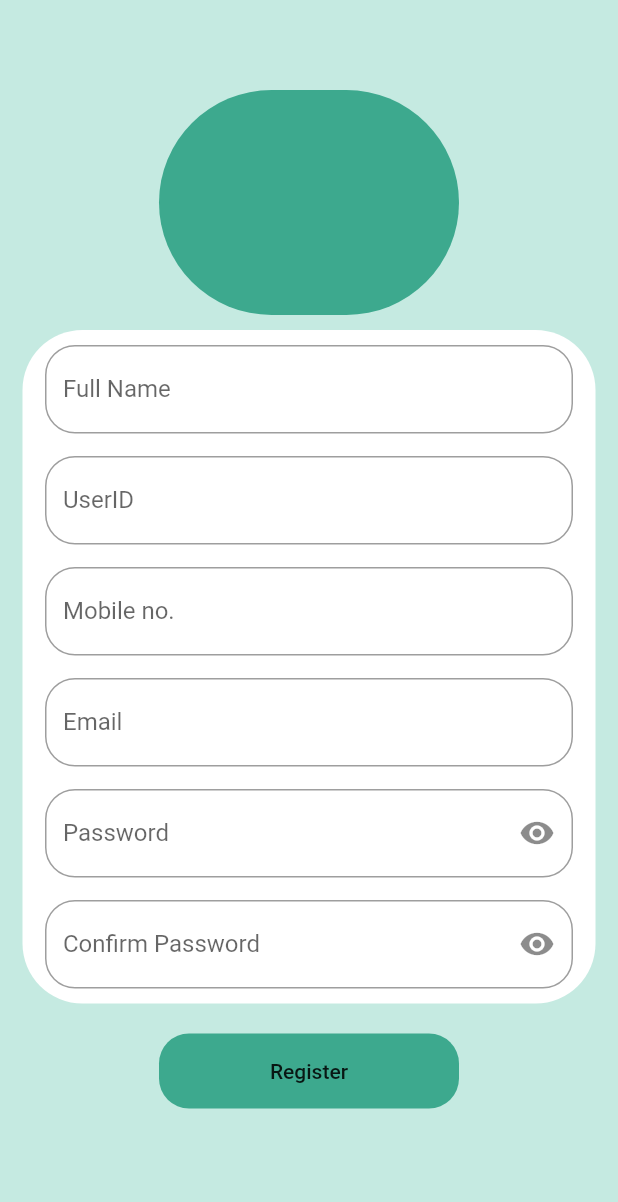
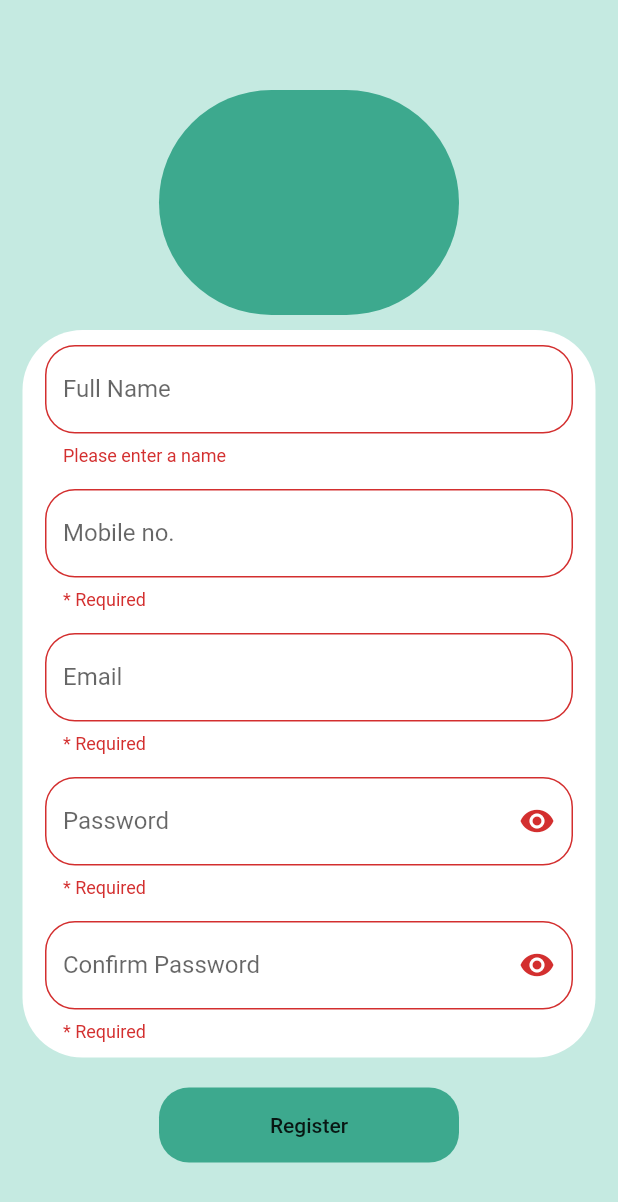
Before and after one commit to abs12seth/sample, a Flutter app: the CreateAccount screen opened by its route, after a tap on "Register", on a phone screen of 412 x 824 dp. Shown: the top 1202 px of the screen. Run offline on Flutter 3.47's test engine with Material 2 defaults, Android fonts, the phone set to English and light mode, and no system bars; our stand-ins replace form_field_validator, sqflite; accounts and stored records are empty.

Commit message:
Added Validators

```diff
--- a/lib/createaccount.dart
+++ b/lib/createaccount.dart
@@ -1,8 +1,11 @@
+
+
 import 'package:co_win/database.dart';
 import 'package:co_win/databaseapp.dart';
 import 'package:co_win/users.dart';
 import 'package:flutter/cupertino.dart';
 import 'package:flutter/material.dart';
+import 'package:form_field_validator/form_field_validator.dart';
 
 class CreateAccount extends StatefulWidget{
   @override
@@ -14,6 +17,7 @@
 class CreateState extends State<CreateAccount>{
   bool isHidden = true;
   bool _isHiiden = true;
+  final _formkey = GlobalKey<FormState>();
   final name = TextEditingController();
   final user_name = TextEditingController();
   final mobile = TextEditingController();
@@ -27,12 +31,14 @@
     return Scaffold(
       backgroundColor: Color.fromRGBO(197, 234, 225, 50),
       body: SingleChildScrollView(
+        child: Form(
+          key: _formkey,
+          autovalidateMode: AutovalidateMode.always,
         child: Column(
           children: <Widget>[
             Padding(padding: const EdgeInsets.only(top: 60.0),
               child: Center(
                 child: Container(
-
                     width: 200,
                     height: 150,
                     decoration: BoxDecoration(
@@ -54,7 +60,13 @@
                     mainAxisSize: MainAxisSize.max,
                     children: [
                       Padding(padding: EdgeInsets.only(left: 15,right: 15, top: 10,bottom: 0.0),
-                        child: TextField(
+                        child: TextFormField(
+                          validator: (value){
+                            if(value == null || value.isEmpty){
+                              return 'Please enter a name';
+                            }
+                            return null;
+                          },
                           controller: name,
                           decoration: InputDecoration(
                             border:OutlineInputBorder(
@@ -62,24 +74,19 @@
                             ),
                             labelText: 'Full Name',
                             hintText: 'e.g. - Abhishek Seth',
+                            helperText: "",
                           ),
                         ),
                       ),
                       Padding(padding: EdgeInsets.only(left: 15,right: 15,top: 15,bottom: 0),
-                        child: TextField(
-                          controller: user_name,
-                          decoration: InputDecoration(
-                              border: OutlineInputBorder(
-                                borderRadius: BorderRadius.circular(20.0),
-                              ),
-                              labelText: 'UserID',
-                              hintText: 'e.g., absseth12'
-                          ),
-                        ),
-                      ),
-                      Padding(padding: EdgeInsets.only(left: 15,right: 15,top: 15,bottom: 0),
-                        child: TextField(
+                        child: TextFormField(
                           controller: mobile,
+                          validator: MultiValidator([
+                            RequiredValidator(errorText: "* Required"),
+                            MinLengthValidator(10, errorText: "Phone no. should be of 10 digits"),
+                            MaxLengthValidator(10, errorText: "Phone no. should be of 10 digits"),
+                            //PatternValidator(r'(@"^\d{10}$")', errorText: "Enter a valid phone number")
+                          ]),
                           decoration: InputDecoration(
                               border: OutlineInputBorder(
                                 borderRadius: BorderRadius.circular(20.0),
@@ -90,7 +97,12 @@
                         ),
                       ),
                       Padding(padding: EdgeInsets.only(left: 15,right: 15,top: 15,bottom: 0),
-                        child: TextField(
+                        child: TextFormField(
+                          autovalidateMode: AutovalidateMode.always,
+                          validator: MultiValidator([
+                            RequiredValidator(errorText: "* Required"),
+                            EmailValidator(errorText: "Please enter a valid email address")
+                          ]),
                           controller: email,
                           decoration: InputDecoration(
                               border: OutlineInputBorder(
@@ -102,8 +114,12 @@
                         ),
                       ),
                       Padding(padding: EdgeInsets.only(left: 15,right: 15,top: 15,bottom: 0),
-                        child: TextField(
+                        child: TextFormField(
                           controller: password,
+                          validator: MultiValidator([
+                            RequiredValidator(errorText: "* Required"),
+                            MinLengthValidator(8, errorText: "Password length should be at least 8"),
+                          ]),
                           obscureText: _isHiiden,
                           decoration: InputDecoration(
                               border: OutlineInputBorder(
@@ -123,10 +139,20 @@
                             ),
                           ),
                         ),
+
                       ),
                       Padding(padding: EdgeInsets.only(left: 15,right: 15,top: 15,bottom: 10),
-                        child: TextField(
+                        child: TextFormField(
                           controller: con_password,
+                          validator: (value){
+                            if(value.isEmpty){
+                              return "* Required";
+                            }
+                            if(password.text != con_password.text){
+                              return "Password doesn't match";
+                            }
+                            return null;
+                          },
                           obscureText: isHidden,
                           decoration: InputDecoration(
                               border: OutlineInputBorder(
@@ -159,16 +185,22 @@
               ),
               child: FlatButton(
                 onPressed: () {
+                  if(_formkey.currentState.validate()){
+                    print("Validated");
                     User user = new User();
                     LoginApp login = new LoginApp();
                     user.name = name.text;
-                  user.user_name = user_name.text;
                     user.phone_no = mobile.text;
                     user.email = email.text;
                     user.password = password.text;
+                    //var c = login.deleteUser(user);
                     var a = login.insertUser(user);
                     var l = login.getAlluser();
-                  print(l);
+
+                  }
+                  else{
+                    print("Not validated");
+                  }
                   //print(user.name);
                   //print(login.insertUser(user));
                   //print(login.getAlluser());
@@ -177,6 +209,7 @@
               ),
             ),
           ],
+        ),
         ),
       ),
     );
@@ -188,3 +221,5 @@
     });
   }
 }
+
+//r'^(?=.*?[A-Z])(?=.*?[a-z])(?=.*?[0-9])(?=.*?[!@#\$&*~]).{8,}$'
--- a/lib/database.dart
+++ b/lib/database.dart
@@ -41,7 +41,7 @@
     //await new File(path).writeAsBytes(bytes);
 
     var ourDb = await openDatabase(path,onCreate: (db,version){db.execute(
-        "CREATE TABLE users(name TEXT, user_name TEXT, phone_no TEXT, email TEXT, password TEXT)");
+        "CREATE TABLE users(name TEXT, phone_no TEXT, email TEXT, password TEXT)");
     },
       version: 1,
     );
--- a/lib/databaseapp.dart
+++ b/lib/databaseapp.dart
@@ -19,7 +19,7 @@
 
   Future<int> deleteUser(User user) async {
     var db = await log.db;
-    int res = await db.delete('users',where: 'user_name = ?',whereArgs: [user.user_name]);
+    int res = await db.delete('users');
     return res;
   }
 
--- a/lib/users.dart
+++ b/lib/users.dart
@@ -1,37 +1,32 @@
 
 class User {
   String name;
-  String user_name;
   String phone_no;
   String email;
   String password;
 
   User(
       {this.name,
-      this.user_name,
       this.phone_no,
       this.email,
       this.password,});
   User.fromMap(dynamic obj){
     this.name = obj['name'];
-    this.user_name = obj['username'];
     this.phone_no = obj['mobile'];
     this.email = obj['email'];
     this.password = obj['password'];
   }
 
   String get _name => name;
-  String get _username => user_name;
   String get _mobile => phone_no;
   String get _email => email;
   String get _password => password;
 
 
   Map<String, dynamic> toMap() {
-    //print(name);
+    print(phone_no);
     return {
       'name': name,
-      'user_name': user_name,
       'phone_no':phone_no,
       'email':email,
       'password':password,
--- a/pubspec.yaml
+++ b/pubspec.yaml
@@ -21,6 +21,7 @@
   sdk: ">=2.7.0 <3.0.0"
 
 dependencies:
+  form_field_validator: any
   flutter:
     sdk: flutter
   sqflite: any
```
Also changed, not shown: pubspec.lock. Lines whose indentation alone changed are shown as unchanged.
